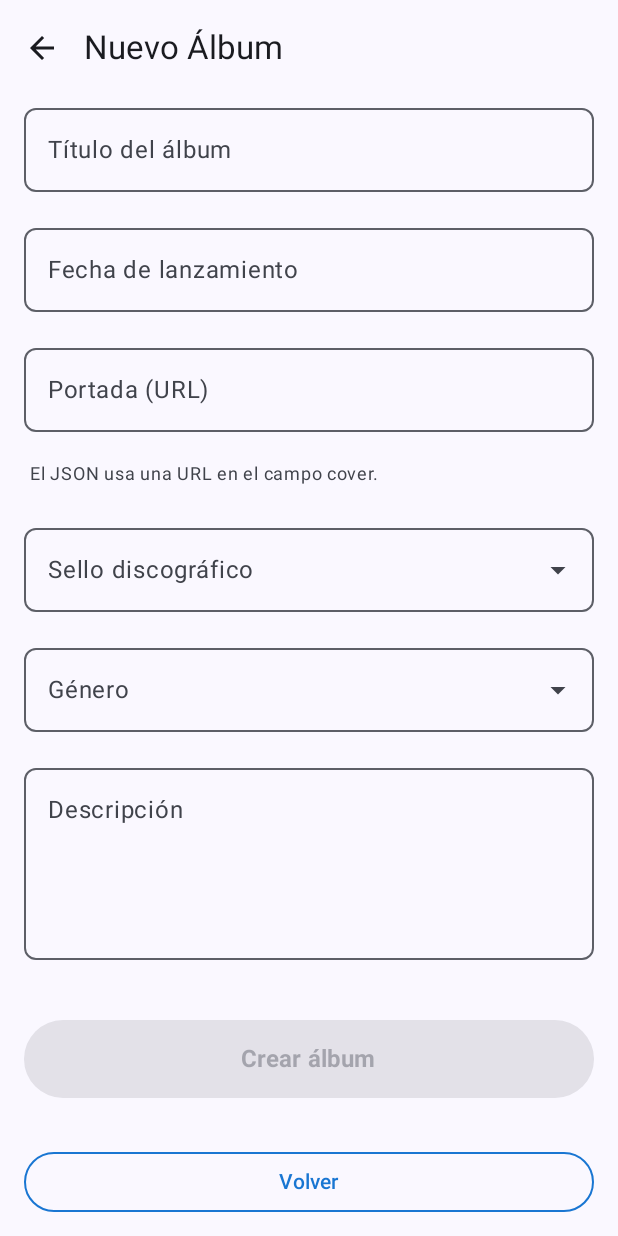
After one commit to dani-sie/MISW4203-Aplicaciones_Moviles_G13, an Android app built with Jetpack Compose: the CreateAlbumScreen screen opened through its navigation route, on a phone screen of 412 x 824 dp. The commit adds this screen. Run offline under Robolectric (Android 15) with nearby library versions, the phone set to English and light mode, and no system bars.

Commit message:
Add HU07 implementation

```diff
--- a/android-app/app/src/main/kotlin/com/uniandes/vinylhub/presentation/MainActivity.kt
+++ b/android-app/app/src/main/kotlin/com/uniandes/vinylhub/presentation/MainActivity.kt
@@ -20,6 +20,7 @@ import com.uniandes.vinylhub.presentation.ui.screens.AlbumDetailScreen
 import com.uniandes.vinylhub.presentation.ui.screens.AlbumListScreen
 import com.uniandes.vinylhub.presentation.ui.screens.ArtistListScreen
 import com.uniandes.vinylhub.presentation.ui.screens.CollectorListScreen
+import com.uniandes.vinylhub.presentation.ui.screens.CreateAlbumScreen
 import com.uniandes.vinylhub.presentation.ui.screens.HomeScreen
 import com.uniandes.vinylhub.presentation.viewmodel.AlbumViewModel
 import com.uniandes.vinylhub.presentation.viewmodel.ArtistViewModel
@@ -75,6 +76,9 @@ fun VinylHubApp(albumViewModel: AlbumViewModel, artistViewModel: ArtistViewModel
                 },
                 onNavigateToCollectors = {
                     navController.navigate(NavRoutes.CollectorList.route)
+                },
+                onNavigateToCreateAlbum = {
+                    navController.navigate(NavRoutes.CreateAlbum.route)
                 }
             )
         }
@@ -171,6 +175,22 @@ fun VinylHubApp(albumViewModel: AlbumViewModel, artistViewModel: ArtistViewModel
                 }
             )
         }
+        composable(NavRoutes.CreateAlbum.route) {
+            CreateAlbumScreen(
+                viewModel = albumViewModel,
+                onBackClick = {
+                    navController.navigate(NavRoutes.Home.route) {
+                        popUpTo(NavRoutes.Home.route) { inclusive = false }
+                    }
+                },
+                onAlbumCreated = { albumId ->
+                    // Navegar al detalle del álbum recién creado
+                    navController.navigate(NavRoutes.AlbumDetail.createRoute(albumId)) {
+                        popUpTo(NavRoutes.Home.route) { inclusive = false }
+                    }
+                }
+            )
+        }
     }
 }
 
--- a/android-app/app/src/main/kotlin/com/uniandes/vinylhub/presentation/navigation/NavRoutes.kt
+++ b/android-app/app/src/main/kotlin/com/uniandes/vinylhub/presentation/navigation/NavRoutes.kt
@@ -5,6 +5,7 @@ sealed class NavRoutes(val route: String) {
     object AlbumDetail : NavRoutes("album_detail/{albumId}") {
         fun createRoute(albumId: Int) = "album_detail/$albumId"
     }
+    object CreateAlbum : NavRoutes("create_album")
 
     object ArtistList : NavRoutes("artist_list")
     object ArtistDetail : NavRoutes("artist_detail/{artistId}") {
--- /dev/null
+++ b/android-app/app/src/main/kotlin/com/uniandes/vinylhub/presentation/ui/screens/CreateAlbumScreen.kt
@@ -0,0 +1,305 @@
+package com.uniandes.vinylhub.presentation.ui.screens
+
+import androidx.compose.foundation.BorderStroke
+import androidx.compose.foundation.layout.Arrangement
+import androidx.compose.foundation.layout.Box
+import androidx.compose.foundation.layout.Column
+import androidx.compose.foundation.layout.fillMaxSize
+import androidx.compose.foundation.layout.fillMaxWidth
+import androidx.compose.foundation.layout.padding
+import androidx.compose.foundation.rememberScrollState
+import androidx.compose.foundation.shape.RoundedCornerShape
+import androidx.compose.foundation.verticalScroll
+import androidx.compose.material.icons.Icons
+import androidx.compose.material.icons.automirrored.filled.ArrowBack
+import androidx.compose.material3.Button
+import androidx.compose.material3.CircularProgressIndicator
+import androidx.compose.material3.DropdownMenuItem
+import androidx.compose.material3.ExperimentalMaterial3Api
+import androidx.compose.material3.ExposedDropdownMenuBox
+import androidx.compose.material3.ExposedDropdownMenuDefaults
+import androidx.compose.material3.Icon
+import androidx.compose.material3.IconButton
+import androidx.compose.material3.MaterialTheme
+import androidx.compose.material3.OutlinedButton
+import androidx.compose.material3.OutlinedTextField
+import androidx.compose.material3.Scaffold
+import androidx.compose.material3.SnackbarHost
+import androidx.compose.material3.SnackbarHostState
+import androidx.compose.material3.Text
+import androidx.compose.material3.TopAppBar
+import androidx.compose.ui.graphics.Color
+import androidx.compose.runtime.Composable
+import androidx.compose.runtime.LaunchedEffect
+import androidx.compose.runtime.getValue
+import androidx.compose.runtime.mutableStateOf
+import androidx.compose.runtime.remember
+import androidx.compose.runtime.rememberCoroutineScope
+import androidx.compose.runtime.setValue
+import androidx.compose.ui.Alignment
+import androidx.compose.ui.Modifier
+import androidx.compose.ui.platform.LocalContext
+import androidx.compose.ui.text.font.FontWeight
+import androidx.compose.ui.tooling.preview.Preview
+import androidx.compose.ui.unit.dp
+import androidx.compose.ui.unit.sp
+import com.uniandes.vinylhub.R
+import com.uniandes.vinylhub.presentation.viewmodel.AlbumViewModel
+import com.uniandes.vinylhub.ui.theme.VinylHubTheme
+import kotlinx.coroutines.launch
+
+@OptIn(ExperimentalMaterial3Api::class)
+@Composable
+fun CreateAlbumScreen(
+    viewModel: AlbumViewModel?,
+    onBackClick: () -> Unit,
+    onAlbumCreated: (Int) -> Unit = {}
+) {
+    val context = LocalContext.current
+    val coroutineScope = rememberCoroutineScope()
+    val snackbarHostState = remember { SnackbarHostState() }
+
+    var albumTitle by remember { mutableStateOf("") }
+    var releaseDate by remember { mutableStateOf("") }
+    var coverUrl by remember { mutableStateOf("") }
+    var recordLabel by remember { mutableStateOf("") }
+    var selectedGenre by remember { mutableStateOf("") }
+    var description by remember { mutableStateOf("") }
+    var genreExpanded by remember { mutableStateOf(false) }
+    var recordLabelExpanded by remember { mutableStateOf(false) }
+    var isCreating by remember { mutableStateOf(false) }
+
+    val genres = listOf("Classical", "Salsa", "Rock", "Folk")
+    val recordLabels = listOf("Sony Music", "EMI", "Discos Fuentes", "Elektra", "Fania Records")
+
+    Scaffold(
+        topBar = {
+            TopAppBar(
+                title = { Text(context.getString(R.string.title_create_album)) },
+                navigationIcon = {
+                    IconButton(onClick = onBackClick, enabled = !isCreating) {
+                        Icon(
+                            imageVector = Icons.AutoMirrored.Filled.ArrowBack,
+                            contentDescription = context.getString(R.string.button_back)
+                        )
+                    }
+                }
+            )
+        },
+        snackbarHost = { SnackbarHost(snackbarHostState) }
+    ) { paddingValues ->
+        Column(
+            modifier = Modifier
+                .fillMaxSize()
+                .padding(paddingValues)
+                .padding(horizontal = 16.dp)
+                .verticalScroll(rememberScrollState()),
+            verticalArrangement = Arrangement.spacedBy(16.dp)
+        ) {
+            // Título del álbum
+            OutlinedTextField(
+                value = albumTitle,
+                onValueChange = { albumTitle = it },
+                label = { Text(context.getString(R.string.label_album_title)) },
+                placeholder = { Text(context.getString(R.string.hint_album_title)) },
+                modifier = Modifier.fillMaxWidth(),
+                singleLine = true,
+                shape = RoundedCornerShape(8.dp)
+            )
+
+            // Fecha de lanzamiento
+            OutlinedTextField(
+                value = releaseDate,
+                onValueChange = { releaseDate = it },
+                label = { Text(context.getString(R.string.label_release_date)) },
+                placeholder = { Text("mm/dd/yyyy") },
+                modifier = Modifier.fillMaxWidth(),
+                singleLine = true,
+                shape = RoundedCornerShape(8.dp)
+            )
+
+            // Portada (URL)
+            OutlinedTextField(
+                value = coverUrl,
+                onValueChange = { coverUrl = it },
+                label = { Text(context.getString(R.string.label_cover_url)) },
+                placeholder = { Text(context.getString(R.string.hint_cover_url)) },
+                modifier = Modifier.fillMaxWidth(),
+                singleLine = true,
+                shape = RoundedCornerShape(8.dp)
+            )
+
+            Text(
+                text = context.getString(R.string.cover_url_note),
+                fontSize = 12.sp,
+                color = MaterialTheme.colorScheme.onSurfaceVariant,
+                modifier = Modifier.padding(start = 4.dp)
+            )
+
+            // Sello discográfico (Dropdown)
+            ExposedDropdownMenuBox(
+                expanded = recordLabelExpanded,
+                onExpandedChange = { recordLabelExpanded = !recordLabelExpanded }
+            ) {
+                OutlinedTextField(
+                    value = recordLabel,
+                    onValueChange = {},
+                    readOnly = true,
+                    label = { Text(context.getString(R.string.label_record_label)) },
+                    placeholder = { Text(context.getString(R.string.hint_record_label)) },
+                    trailingIcon = { ExposedDropdownMenuDefaults.TrailingIcon(expanded = recordLabelExpanded) },
+                    modifier = Modifier
+                        .fillMaxWidth()
+                        .menuAnchor(),
+                    shape = RoundedCornerShape(8.dp),
+                    colors = ExposedDropdownMenuDefaults.outlinedTextFieldColors()
+                )
+
+                ExposedDropdownMenu(
+                    expanded = recordLabelExpanded,
+                    onDismissRequest = { recordLabelExpanded = false }
+                ) {
+                    recordLabels.forEach { label ->
+                        DropdownMenuItem(
+                            text = { Text(label) },
+                            onClick = {
+                                recordLabel = label
+                                recordLabelExpanded = false
+                            }
+                        )
+                    }
+                }
+            }
+
+            // Género (Dropdown)
+            ExposedDropdownMenuBox(
+                expanded = genreExpanded,
+                onExpandedChange = { genreExpanded = !genreExpanded }
+            ) {
+                OutlinedTextField(
+                    value = selectedGenre,
+                    onValueChange = {},
+                    readOnly = true,
+                    label = { Text(context.getString(R.string.label_genre)) },
+                    placeholder = { Text(context.getString(R.string.select_genre)) },
+                    trailingIcon = { ExposedDropdownMenuDefaults.TrailingIcon(expanded = genreExpanded) },
+                    modifier = Modifier
+                        .fillMaxWidth()
+                        .menuAnchor(),
+                    shape = RoundedCornerShape(8.dp)
+                )
+
+                ExposedDropdownMenu(
+                    expanded = genreExpanded,
+                    onDismissRequest = { genreExpanded = false }
+                ) {
+                    genres.forEach { genre ->
+                        DropdownMenuItem(
+                            text = { Text(genre) },
+                            onClick = {
+                                selectedGenre = genre
+                                genreExpanded = false
+                            }
+                        )
+                    }
+                }
+            }
+
+            // Descripción
+            OutlinedTextField(
+                value = description,
+                onValueChange = { description = it },
+                label = { Text(context.getString(R.string.label_description)) },
+                placeholder = { Text(context.getString(R.string.hint_description)) },
+                modifier = Modifier
+                    .fillMaxWidth()
+                    .padding(bottom = 8.dp),
+                minLines = 4,
+                maxLines = 6,
+                shape = RoundedCornerShape(8.dp)
+            )
+
+            // Botón Crear álbum
+            Button(
+                onClick = {
+                    if (viewModel != null) {
+                        isCreating = true
+                        coroutineScope.launch {
+                            try {
+                                val createdAlbum = viewModel.createAlbum(
+                                    name = albumTitle,
+                                    cover = coverUrl,
+                                    releaseDate = releaseDate,
+                                    description = description,
+                                    genre = selectedGenre,
+                                    recordLabel = recordLabel
+                                )
+
+                                if (createdAlbum != null) {
+                                    // Navegar al detalle del álbum creado
+                                    onAlbumCreated(createdAlbum.id)
+                                } else {
+                                    snackbarHostState.showSnackbar("Error al crear el álbum")
+                                    isCreating = false
+                                }
+                            } catch (e: Exception) {
+                                snackbarHostState.showSnackbar("Error: ${e.message}")
+                                isCreating = false
+                            }
+                        }
+                    }
+                },
+                modifier = Modifier
+                    .fillMaxWidth()
+                    .padding(vertical = 16.dp),
+                enabled = !isCreating &&
+                         albumTitle.isNotBlank() &&
+                         releaseDate.isNotBlank() &&
+                         coverUrl.isNotBlank() &&
+                         recordLabel.isNotBlank() &&
+                         selectedGenre.isNotBlank() &&
+                         description.isNotBlank()
+            ) {
+                if (isCreating) {
+                    CircularProgressIndicator(
+                        modifier = Modifier.padding(vertical = 8.dp),
+                        color = Color.White
+                    )
+                } else {
+                    Text(
+                        text = context.getString(R.string.button_create_album),
+                        fontSize = 16.sp,
+                        fontWeight = FontWeight.Bold,
+                        modifier = Modifier.padding(vertical = 8.dp)
+                    )
+                }
+            }
+
+            // Botón Volver al menú principal
+            OutlinedButton(
+                onClick = onBackClick,
+                modifier = Modifier
+                    .fillMaxWidth()
+                    .padding(bottom = 16.dp),
+                border = BorderStroke(1.dp, Color(0xFF1976D2)),
+                enabled = !isCreating
+            ) {
+                Text(
+                    text = context.getString(R.string.button_back),
+                    color = Color(0xFF1976D2)
+                )
+            }
+        }
+    }
+}
+
+@Preview(showBackground = true)
+@Composable
+fun CreateAlbumScreenPreview() {
+    VinylHubTheme {
+        CreateAlbumScreen(
+            viewModel = null,
+            onBackClick = {}
+        )
+    }
+}
--- a/android-app/app/src/main/kotlin/com/uniandes/vinylhub/presentation/ui/screens/HomeScreen.kt
+++ b/android-app/app/src/main/kotlin/com/uniandes/vinylhub/presentation/ui/screens/HomeScreen.kt
@@ -21,7 +21,8 @@ import com.uniandes.vinylhub.ui.theme.VinylHubTheme
 fun HomeScreen(
     onNavigateToAlbums: () -> Unit,
     onNavigateToArtists: () -> Unit = {},
-    onNavigateToCollectors: () -> Unit = {}
+    onNavigateToCollectors: () -> Unit = {},
+    onNavigateToCreateAlbum: () -> Unit = {}
 ) {
     val context = LocalContext.current
 
@@ -72,6 +73,13 @@ fun HomeScreen(
         ) {
             Text(context.getString(R.string.nav_collectors))
         }
+
+        Button(
+            onClick = onNavigateToCreateAlbum,
+            modifier = Modifier.padding(16.dp)
+        ) {
+            Text(context.getString(R.string.nav_create_album))
+        }
     }
 }
 
@@ -79,6 +87,11 @@ fun HomeScreen(
 @Composable
 fun HomeScreenPreview() {
     VinylHubTheme {
-        HomeScreen(onNavigateToAlbums = {}, onNavigateToArtists = {}, onNavigateToCollectors = {})
+        HomeScreen(
+            onNavigateToAlbums = {},
+            onNavigateToArtists = {},
+            onNavigateToCollectors = {},
+            onNavigateToCreateAlbum = {}
+        )
     }
 }
--- a/android-app/app/src/main/res/values/strings.xml
+++ b/android-app/app/src/main/res/values/strings.xml
@@ -5,6 +5,7 @@
     <string name="nav_albums">Ver Catálogo de Álbumes</string>
     <string name="nav_artists">Ver Listado de Artistas</string>
     <string name="nav_collectors">Ver Listado de Coleccionistas</string>
+    <string name="nav_create_album">Crear Álbum</string>
 
     <!-- Títulos de pantallas -->
     <string name="title_catalog">🎵 Catálogo</string>
@@ -13,6 +14,7 @@
     <string name="title_artist">Artista</string>
     <string name="title_profile">Perfil</string>
     <string name="title_album">Álbum</string>
+    <string name="title_create_album">Nuevo Álbum</string>
 
     <!-- Mensajes de carga -->
     <string name="loading_albums">Cargando álbumes…</string>
@@ -26,4 +28,19 @@
     <!-- Content descriptions -->
     <string name="content_desc_no_image">Sin imagen</string>
     <string name="content_desc_cover_prefix">Cover de</string>
+
+    <!-- Formulario de creación de álbum -->
+    <string name="label_album_title">Título del álbum</string>
+    <string name="label_release_date">Fecha de lanzamiento</string>
+    <string name="label_cover_url">Portada (URL)</string>
+    <string name="label_record_label">Sello discográfico</string>
+    <string name="label_genre">Género</string>
+    <string name="label_description">Descripción</string>
+    <string name="hint_album_title">Ej: Buscando América</string>
+    <string name="hint_cover_url">https://…/cover.jpg</string>
+    <string name="hint_record_label">Selecciona…</string>
+    <string name="hint_description">Notas, contexto, ediciones, etc.</string>
+    <string name="button_create_album">Crear álbum</string>
+    <string name="cover_url_note">El JSON usa una URL en el campo cover.</string>
+    <string name="select_genre">Selecciona…</string>
 </resources>
```
Also changed, not shown: android-app/app/src/main/kotlin/com/uniandes/vinylhub/data/remote/AlbumService.kt (+26 -1 lines), android-app/app/src/main/kotlin/com/uniandes/vinylhub/data/repository/AlbumRepository.kt (+56 -0 lines), android-app/app/src/main/kotlin/com/uniandes/vinylhub/presentation/viewmodel/AlbumViewModel.kt (+18 -0 lines).
